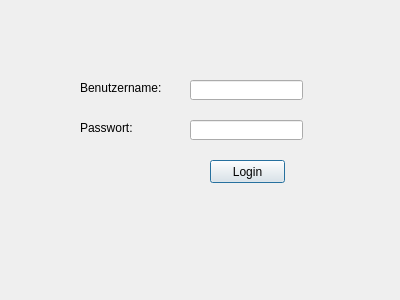
This is ZitatErfassung/frmanmelden.ui in TrialAnd404/MyRepo as Qt 5 draws it before an edit. The edited form follows.
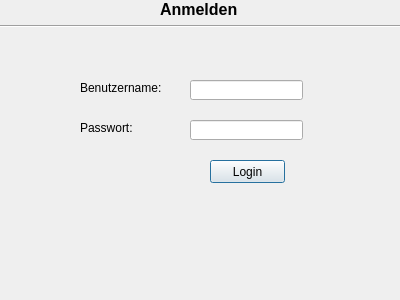
This is the edited form.

```diff
--- a/ZitatErfassung/frmanmelden.ui
+++ b/ZitatErfassung/frmanmelden.ui
@@ -72,6 +72,32 @@
     <string>Login</string>
    </property>
   </widget>
+  <widget class="Line" name="line_2">
+   <property name="geometry">
+    <rect>
+     <x>0</x>
+     <y>16</y>
+     <width>401</width>
+     <height>20</height>
+    </rect>
+   </property>
+   <property name="orientation">
+    <enum>Qt::Horizontal</enum>
+   </property>
+  </widget>
+  <widget class="QLabel" name="label_3">
+   <property name="geometry">
+    <rect>
+     <x>160</x>
+     <y>0</y>
+     <width>111</width>
+     <height>16</height>
+    </rect>
+   </property>
+   <property name="text">
+    <string>&lt;html&gt;&lt;head/&gt;&lt;body&gt;&lt;p&gt;&lt;span style=&quot; font-size:12pt; font-weight:600;&quot;&gt;Anmelden&lt;/span&gt;&lt;/p&gt;&lt;/body&gt;&lt;/html&gt;</string>
+   </property>
+  </widget>
  </widget>
  <resources/>
  <connections/>
```
